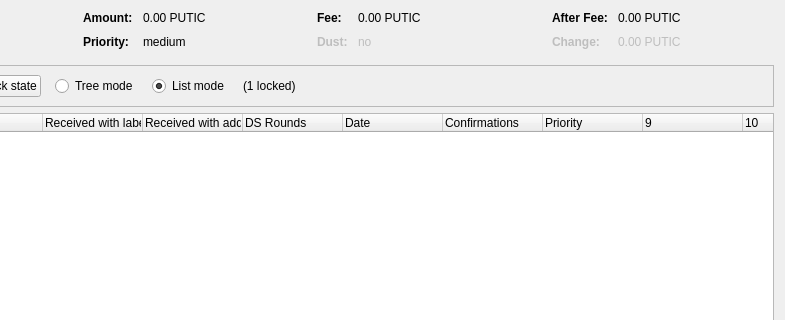
First picture: the form in src/qt/forms/coincontroldialog.ui, repository ticclassic/ic, before the edit; both pictures show x 169 to 954 and y 0 to 320 of the 954 by 500 pixel window.
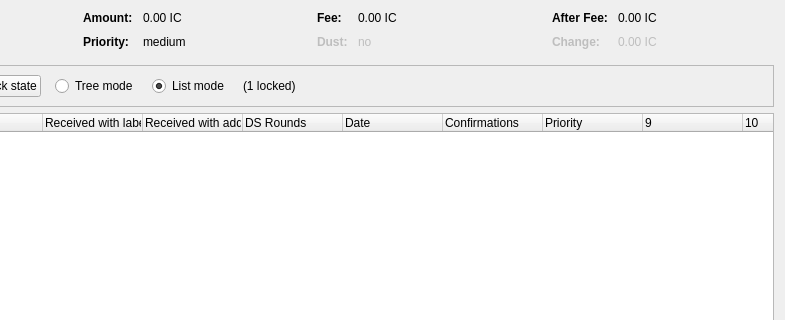
Second picture: the form after the edit. Custom widgets are drawn as their Qt base class.

The edit to the form file:
```diff
--- a/src/qt/forms/coincontroldialog.ui
+++ b/src/qt/forms/coincontroldialog.ui
@@ -132,7 +132,7 @@
           <enum>Qt::ActionsContextMenu</enum>
          </property>
          <property name="text">
-          <string notr="true">0.00 PUTIC</string>
+          <string notr="true">0.00 IC</string>
          </property>
          <property name="textInteractionFlags">
           <set>Qt::LinksAccessibleByMouse|Qt::TextSelectableByKeyboard|Qt::TextSelectableByMouse</set>
@@ -206,7 +206,7 @@
           <enum>Qt::ActionsContextMenu</enum>
          </property>
          <property name="text">
-          <string notr="true">0.00 PUTIC</string>
+          <string notr="true">0.00 IC</string>
          </property>
          <property name="textInteractionFlags">
           <set>Qt::LinksAccessibleByMouse|Qt::TextSelectableByKeyboard|Qt::TextSelectableByMouse</set>
@@ -286,7 +286,7 @@
           <enum>Qt::ActionsContextMenu</enum>
          </property>
          <property name="text">
-          <string notr="true">0.00 PUTIC</string>
+          <string notr="true">0.00 IC</string>
          </property>
          <property name="textInteractionFlags">
           <set>Qt::LinksAccessibleByMouse|Qt::TextSelectableByKeyboard|Qt::TextSelectableByMouse</set>
@@ -321,7 +321,7 @@
           <enum>Qt::ActionsContextMenu</enum>
          </property>
          <property name="text">
-          <string notr="true">0.00 PUTIC</string>
+          <string notr="true">0.00 IC</string>
          </property>
          <property name="textInteractionFlags">
           <set>Qt::LinksAccessibleByMouse|Qt::TextSelectableByKeyboard|Qt::TextSelectableByMouse</set>
```
